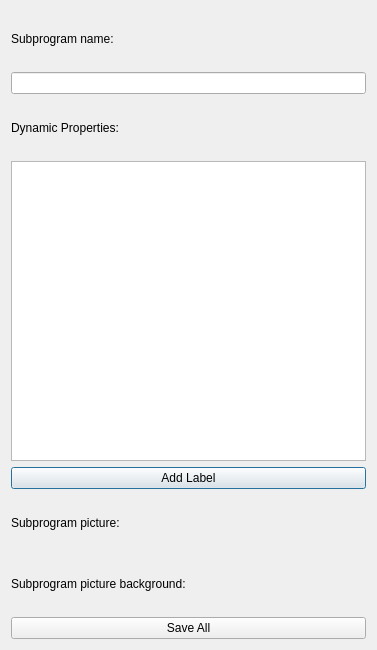
qreal/qreal, file qrgui/dialogs/subprogram/dynamicPropertiesDialog.ui: the form before one commit.
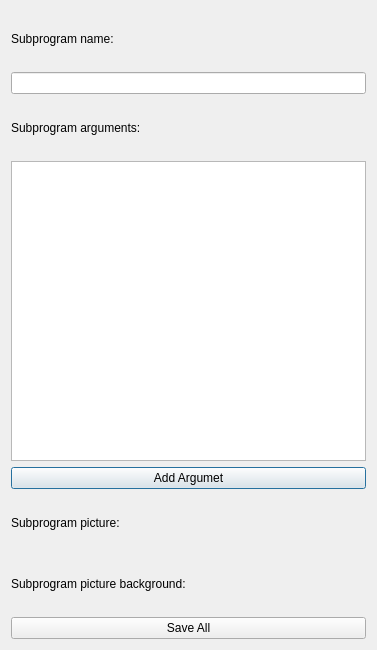
The form after the commit.

Commit message: add float to subprogram property dialog

Patch:
```diff
--- a/qrgui/dialogs/subprogram/dynamicPropertiesDialog.ui
+++ b/qrgui/dialogs/subprogram/dynamicPropertiesDialog.ui
@@ -55,7 +55,7 @@
    <item>
     <widget class="QLabel" name="label">
      <property name="text">
-      <string>Dynamic Properties:</string>
+      <string>Subprogram arguments:</string>
      </property>
     </widget>
    </item>
@@ -87,7 +87,7 @@
       </size>
      </property>
      <property name="text">
-      <string>Add Label</string>
+      <string>Add Argumet</string>
      </property>
     </widget>
    </item>
```
The commit also changes 4 other files.
